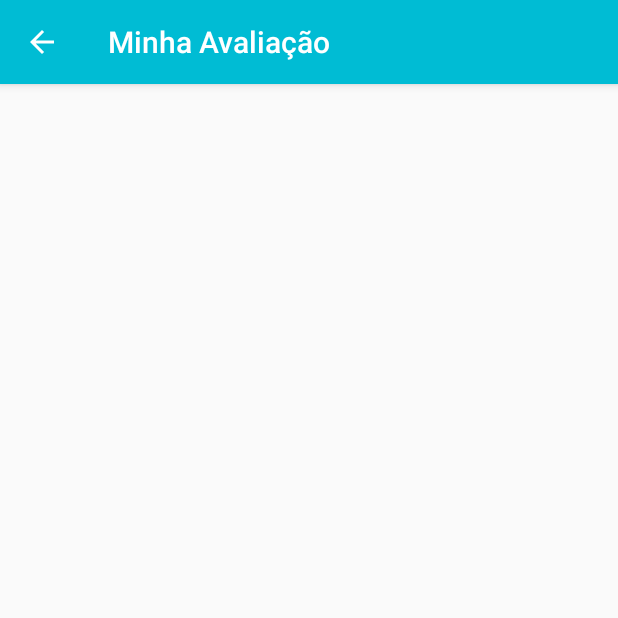
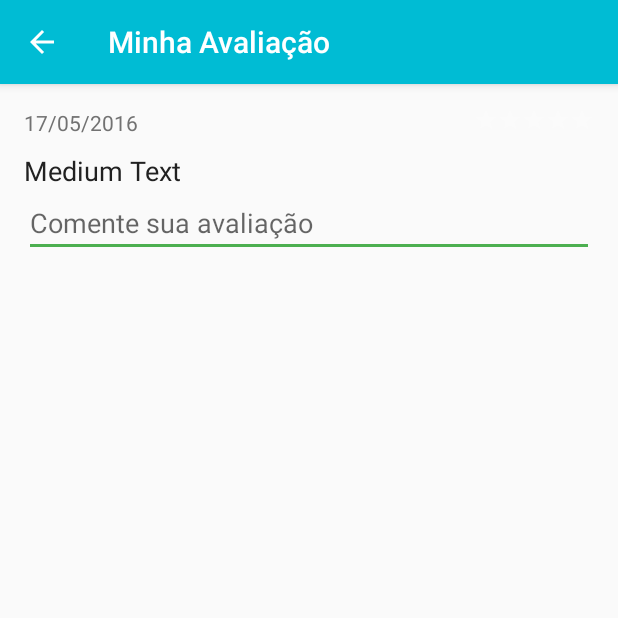
Before and after one commit to FihlaTV/PetSitter2, an Android app: the ReplyRateActivity screen opened directly, with no data from a screen before it, on a phone screen of 412 x 824 dp, the top half of it. Run offline under Robolectric (Android 15) with nearby library versions, the light colour scheme and no system bars; our stand-ins replace ButterKnife; libraries missing offline, so code that uses them is left out: io.realm; 5 statements that could not run were skipped.

Commit message:
Building reply rate activity.

```diff
--- a/app/src/main/java/com/zekisanmobile/petsitter2/adapter/RateListAdapter.java
+++ b/app/src/main/java/com/zekisanmobile/petsitter2/adapter/OwnerRateListAdapter.java
@@ -21,12 +21,12 @@ import java.util.List;
 import butterknife.BindView;
 import butterknife.ButterKnife;
 
-public class RateListAdapter extends RecyclerView.Adapter<RateListAdapter.ViewHolder>{
+public class OwnerRateListAdapter extends RecyclerView.Adapter<OwnerRateListAdapter.ViewHolder>{
 
     private List<Job> jobsWithRate;
     private Context context;
 
-    public RateListAdapter(List<Job> jobsWithRate, Context context) {
+    public OwnerRateListAdapter(List<Job> jobsWithRate, Context context) {
         this.jobsWithRate = jobsWithRate;
         this.context = context;
     }
--- a/app/src/main/java/com/zekisanmobile/petsitter2/fragment/owner/SitterRatesFragment.java
+++ b/app/src/main/java/com/zekisanmobile/petsitter2/fragment/owner/SitterRatesFragment.java
@@ -9,7 +9,7 @@ import android.view.View;
 import android.view.ViewGroup;
 
 import com.zekisanmobile.petsitter2.R;
-import com.zekisanmobile.petsitter2.adapter.RateListAdapter;
+import com.zekisanmobile.petsitter2.adapter.OwnerRateListAdapter;
 import com.zekisanmobile.petsitter2.model.SitterModel;
 import com.zekisanmobile.petsitter2.util.Config;
 import com.zekisanmobile.petsitter2.util.DividerItemDecoration;
@@ -27,7 +27,7 @@ public class SitterRatesFragment extends Fragment{
     private long sitter_id;
     private SitterModel sitterModel;
     private List<Job> jobsWithRate;
-    private RateListAdapter adapter;
+    private OwnerRateListAdapter adapter;
 
     @BindView(R.id.recycler_view)
     RecyclerView recyclerView;
@@ -68,7 +68,7 @@ public class SitterRatesFragment extends Fragment{
     }
 
     private void setupRecyclerView() {
-        adapter = new RateListAdapter(jobsWithRate, this.getActivity());
+        adapter = new OwnerRateListAdapter(jobsWithRate, this.getActivity());
         LinearLayoutManager linearLayoutManager = new LinearLayoutManager(getActivity());
         linearLayoutManager.setOrientation(LinearLayoutManager.VERTICAL);
         recyclerView.setLayoutManager(linearLayoutManager);
--- a/app/src/main/java/com/zekisanmobile/petsitter2/view/sitter/ReplyRateActivity.java
+++ b/app/src/main/java/com/zekisanmobile/petsitter2/view/sitter/ReplyRateActivity.java
@@ -3,16 +3,44 @@ package com.zekisanmobile.petsitter2.view.sitter;
 import android.support.v7.app.AppCompatActivity;
 import android.os.Bundle;
 import android.support.v7.widget.Toolbar;
+import android.widget.EditText;
+import android.widget.RatingBar;
+import android.widget.TextView;
 
 import com.zekisanmobile.petsitter2.R;
+import com.zekisanmobile.petsitter2.model.JobModel;
+import com.zekisanmobile.petsitter2.util.Config;
+import com.zekisanmobile.petsitter2.util.DateFormatter;
+import com.zekisanmobile.petsitter2.vo.Job;
+
+import java.util.Date;
 
 import butterknife.BindView;
 import butterknife.ButterKnife;
+import io.realm.Realm;
 
 public class ReplyRateActivity extends AppCompatActivity {
 
+    private Realm realm;
+
+    private String jobId;
+    private Job job;
+    private JobModel jobModel;
+
     @BindView(R.id.toolbar)
     Toolbar toolbar;
+
+    @BindView(R.id.tv_rate_date)
+    TextView tvRateDate;
+
+    @BindView(R.id.tv_owner_comment)
+    TextView tvOwnerComment;
+
+    @BindView(R.id.et_sitter_comment)
+    EditText etSitterComment;
+
+    @BindView(R.id.rating_bar)
+    RatingBar ratingBar;
 
     @Override
     protected void onCreate(Bundle savedInstanceState) {
@@ -21,7 +49,24 @@ public class ReplyRateActivity extends AppCompatActivity {
 
         ButterKnife.bind(this);
 
+        this.jobId = getIntent().getStringExtra(Config.JOB_ID);
+
+        defineMembers();
         setupToolbar();
+        setupViews();
+    }
+
+    @Override
+    protected void onDestroy() {
+        realm.close();
+        super.onDestroy();
+    }
+
+    private void defineMembers() {
+        realm = Realm.getDefaultInstance();
+
+        jobModel = new JobModel(realm);
+        job = jobModel.find(jobId);
     }
 
     private void setupToolbar() {
@@ -30,4 +75,10 @@ public class ReplyRateActivity extends AppCompatActivity {
         getSupportActionBar().setDisplayHomeAsUpEnabled(true);
         getSupportActionBar().setHomeButtonEnabled(true);
     }
+
+    private void setupViews() {
+        tvRateDate.setText(DateFormatter.formattedDateForView(new Date()));
+        tvOwnerComment.setText(job.getRate().getOwnerComment());
+        ratingBar.setRating(job.getRate().getStarsQtd());
+    }
 }
--- a/app/src/main/java/com/zekisanmobile/petsitter2/view/sitter/SitterRatesActivity.java
+++ b/app/src/main/java/com/zekisanmobile/petsitter2/view/sitter/SitterRatesActivity.java
@@ -7,7 +7,7 @@ import android.support.v7.widget.RecyclerView;
 import android.support.v7.widget.Toolbar;
 
 import com.zekisanmobile.petsitter2.R;
-import com.zekisanmobile.petsitter2.adapter.RateListAdapter;
+import com.zekisanmobile.petsitter2.adapter.OwnerRateListAdapter;
 import com.zekisanmobile.petsitter2.model.SitterModel;
 import com.zekisanmobile.petsitter2.util.Config;
 import com.zekisanmobile.petsitter2.util.DividerItemDecoration;
@@ -25,7 +25,7 @@ public class SitterRatesActivity extends AppCompatActivity {
     private long sitter_id;
     private SitterModel sitterModel;
     private List<Job> jobsWithRate;
-    private RateListAdapter adapter;
+    private OwnerRateListAdapter adapter;
 
     @BindView(R.id.toolbar)
     Toolbar toolbar;
@@ -68,7 +68,7 @@ public class SitterRatesActivity extends AppCompatActivity {
     }
 
     private void setupRecyclerView() {
-        adapter = new RateListAdapter(jobsWithRate, this);
+        adapter = new OwnerRateListAdapter(jobsWithRate, this);
         LinearLayoutManager linearLayoutManager = new LinearLayoutManager(this);
         linearLayoutManager.setOrientation(LinearLayoutManager.VERTICAL);
         recyclerView.setLayoutManager(linearLayoutManager);
--- a/app/src/main/res/layout/activity_reply_rate.xml
+++ b/app/src/main/res/layout/activity_reply_rate.xml
@@ -21,14 +21,61 @@
 
         </android.support.design.widget.AppBarLayout>
 
-        <LinearLayout
+        <RelativeLayout
             android:layout_width="match_parent"
             android:layout_height="match_parent"
-            android:orientation="vertical"
             android:padding="@dimen/activity_horizontal_margin"
             app:layout_behavior="@string/appbar_scrolling_view_behavior">
 
-        </LinearLayout>
+            <TextView
+                android:layout_width="wrap_content"
+                android:layout_height="wrap_content"
+                android:textAppearance="?android:attr/textAppearanceSmall"
+                android:text="Small Text"
+                android:id="@+id/tv_rate_date"
+                android:layout_alignParentTop="true"
+                android:layout_alignParentLeft="true"
+                android:layout_alignParentStart="true"
+                android:textColor="@color/colorSecondaryText"/>
+
+            <TextView
+                android:layout_width="wrap_content"
+                android:layout_height="wrap_content"
+                android:textAppearance="?android:attr/textAppearanceMedium"
+                android:text="Medium Text"
+                android:id="@+id/tv_owner_comment"
+                android:layout_marginTop="10dp"
+                android:layout_below="@+id/tv_rate_date"
+                android:layout_alignParentLeft="true"
+                android:layout_alignParentStart="true"
+                android:textColor="@color/colorPrimaryText"/>
+
+            <EditText
+                android:layout_width="wrap_content"
+                android:layout_height="wrap_content"
+                android:id="@+id/et_sitter_comment"
+                android:layout_below="@+id/tv_owner_comment"
+                android:layout_alignParentLeft="true"
+                android:layout_alignParentStart="true"
+                android:layout_alignParentRight="true"
+                android:layout_alignParentEnd="true"
+                android:hint="@string/hint_reply_rate"/>
+
+            <RatingBar
+                android:layout_width="wrap_content"
+                android:layout_height="wrap_content"
+                android:id="@+id/rating_bar"
+                android:layout_gravity="center"
+                android:numStars="5"
+                android:progressTint="@color/orange"
+                android:progressBackgroundTint="@color/white"
+                android:secondaryProgressTint="@color/orange"
+                style="?android:attr/ratingBarStyleSmall"
+                android:isIndicator="true"
+                android:layout_alignParentTop="true"
+                android:layout_alignRight="@+id/et_sitter_comment"
+                android:layout_alignEnd="@+id/et_sitter_comment" />
+        </RelativeLayout>
 
     </android.support.design.widget.CoordinatorLayout>
 
--- a/app/src/main/res/values/strings.xml
+++ b/app/src/main/res/values/strings.xml
@@ -85,6 +85,7 @@
     <string name="action_rates">Minhas Avaliações</string>
     <string name="my_rates">Minhas Avaliações</string>
     <string name="my_rate">Minha Avaliação</string>
+    <string name="hint_reply_rate">Comente sua avaliação</string>
 
     <!-- Search animal names -->
     <string-array name="animal_names">
```
